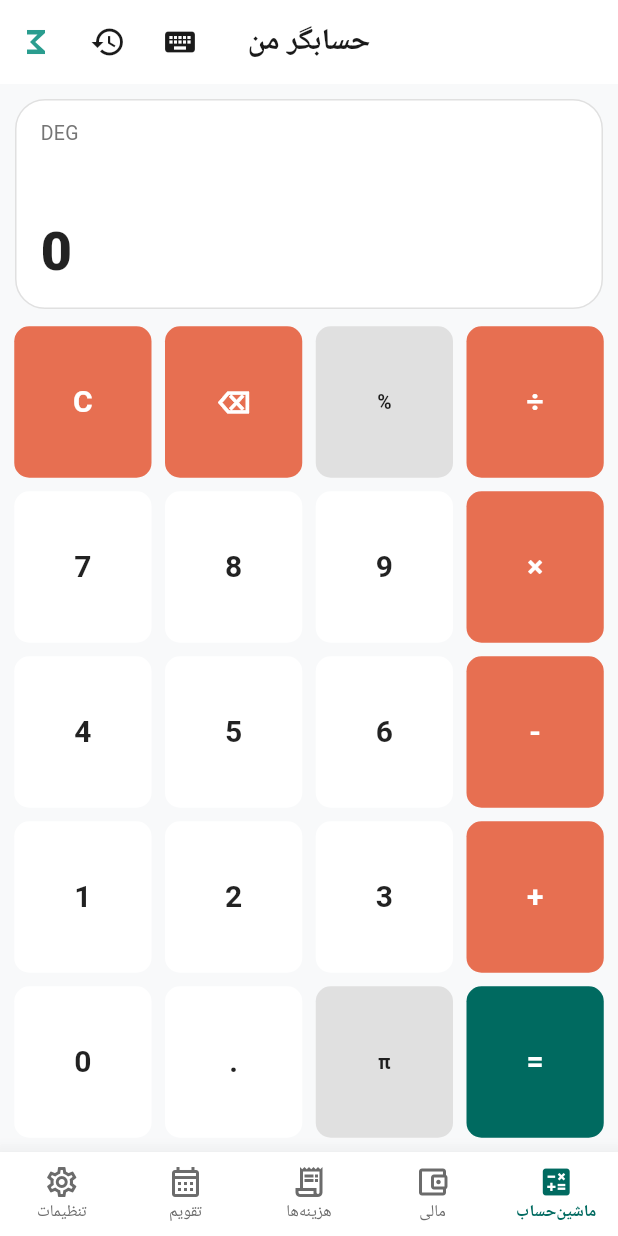
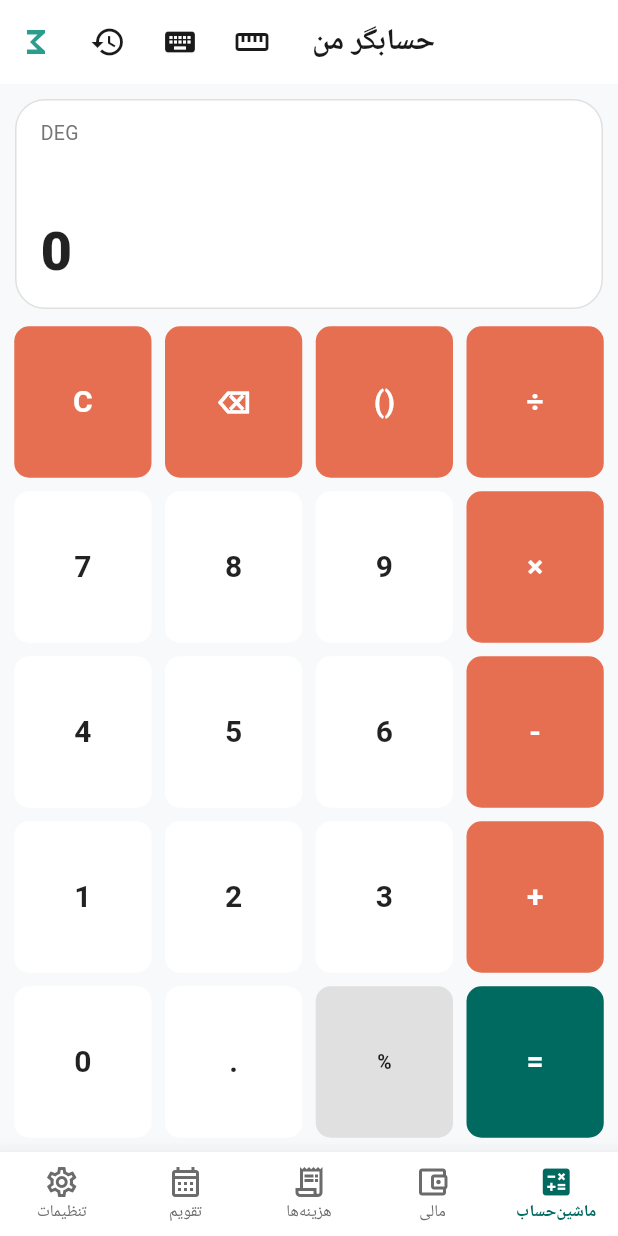
Before and after one commit to majidbusy09-blip/hesabgar_man, a Flutter app: the screen it shows after launch, on a phone screen of 412 x 824 dp. Run offline on Flutter 3.47's test engine with Material 3 defaults, Android fonts, the phone set to English and light mode, and no system bars; our stand-ins replace image_picker, math_expressions, palette_generator, shared_preferences; Roboto replaces fonts that are missing (Vazirmatn).

Commit message:
Add files via upload

```diff
--- a/lib/features/calculator/presentation/calculator_screen.dart
+++ b/lib/features/calculator/presentation/calculator_screen.dart
@@ -2,6 +2,7 @@ import 'package:flutter/material.dart';
 import '../../../../core/theme/app_colors.dart';
 import '../logic/calculator_logic.dart';
 import 'widgets/calc_button.dart';
+import '../../converter/presentation/converter_screen.dart';
 
 class CalculatorScreen extends StatefulWidget {
   const CalculatorScreen({super.key});
@@ -137,6 +138,15 @@ class _CalculatorScreenState extends State<CalculatorScreen> {
           : AppBar(
               title: const Text('حسابگر من'),
               actions: [
+                IconButton(
+                    icon: const Icon(Icons.straighten),
+                    onPressed: () {
+                      Navigator.of(context).push(
+                        MaterialPageRoute(
+                            builder: (_) => const ConverterScreen()),
+                      );
+                    },
+                    tooltip: 'مبدل واحد'),
                 IconButton(
                     icon: const Icon(Icons.keyboard),
                     onPressed: _showFormulaDialog,
@@ -454,7 +464,7 @@ class _CalculatorScreenState extends State<CalculatorScreen> {
   static const List<Map<String, dynamic>> _simpleButtons = [
     {'label': 'C', 'isOp': true},
     {'label': '⌫', 'isOp': true},
-    {'label': '%', 'isSci': true},
+    {'label': '()', 'isOp': true},
     {'label': '÷', 'isOp': true},
     {'label': '7'},
     {'label': '8'},
@@ -470,11 +480,11 @@ class _CalculatorScreenState extends State<CalculatorScreen> {
     {'label': '+', 'isOp': true},
     {'label': '0'},
     {'label': '.'},
-    {'label': 'π', 'isSci': true},
+    {'label': '%', 'isSci': true},
     {'label': '=', 'isEq': true},
   ];
 
-  // ---------- دکمه‌های علمی عمودی (۴×۸ = ۳۲) ----------
+// ---------- دکمه‌های علمی عمودی (۴×۹ = ۳۶) ----------
   static const List<Map<String, dynamic>> _sciButtons = [
     {'label': 'MC', 'isMemory': true},
     {'label': 'MR', 'isMemory': true},
@@ -492,6 +502,10 @@ class _CalculatorScreenState extends State<CalculatorScreen> {
     {'label': '^', 'isOp': true},
     {'label': '(', 'isOp': true},
     {'label': ')', 'isOp': true},
+    {'label': 'π', 'isSci': true},
+    {'label': 'e', 'isSci': true},
+    {'label': '!', 'isSci': true},
+    {'label': '%', 'isSci': true},
     {'label': '7'},
     {'label': '8'},
     {'label': '9'},
```
